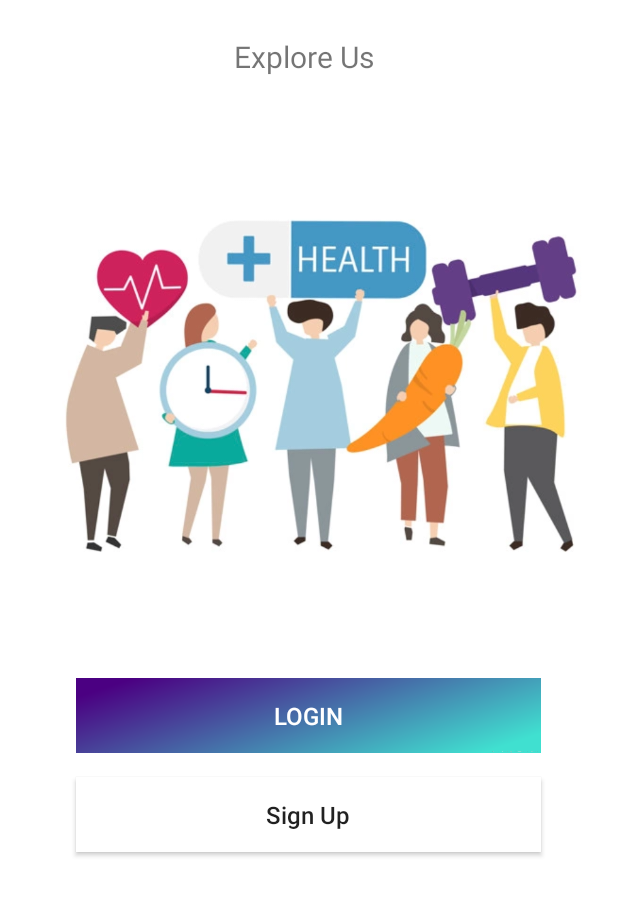
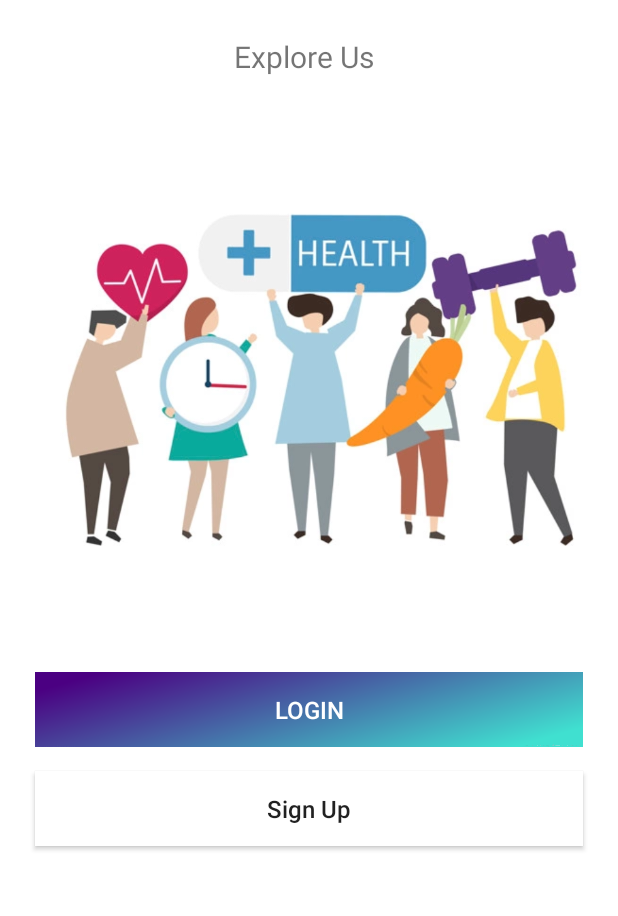
Before and after one commit to abhilashsaj/Wearable-Based-Health-Monitoring-System, an Android app: the screen it shows after launch (MainActivity), on a phone screen of 412 x 824 dp, the part 127-1043 px from its top. Run offline under Robolectric (Android 15) with nearby library versions, the phone set to English and light mode, and no system bars.

```diff
--- a/Android/app/src/main/res/layout/activity_main.xml
+++ b/Android/app/src/main/res/layout/activity_main.xml
@@ -35,7 +35,7 @@
         android:id="@+id/imageView"
         android:layout_width="414dp"
         android:layout_height="294dp"
-        android:layout_marginTop="56dp"
+        android:layout_marginTop="52dp"
         app:layout_constraintEnd_toEndOf="parent"
         app:layout_constraintHorizontal_bias="0.0"
         app:layout_constraintStart_toStartOf="parent"
@@ -44,7 +44,7 @@
 
     <Button
         android:id="@+id/button"
-        android:layout_width="310dp"
+        android:layout_width="365dp"
         android:layout_height="50dp"
         android:layout_marginTop="52dp"
         android:background="@drawable/grad_blue"
@@ -59,7 +59,7 @@
 
     <Button
         android:id="@+id/button2"
-        android:layout_width="310dp"
+        android:layout_width="365dp"
         android:layout_height="50dp"
         android:layout_marginTop="16dp"
         android:background="@android:color/white"
```
